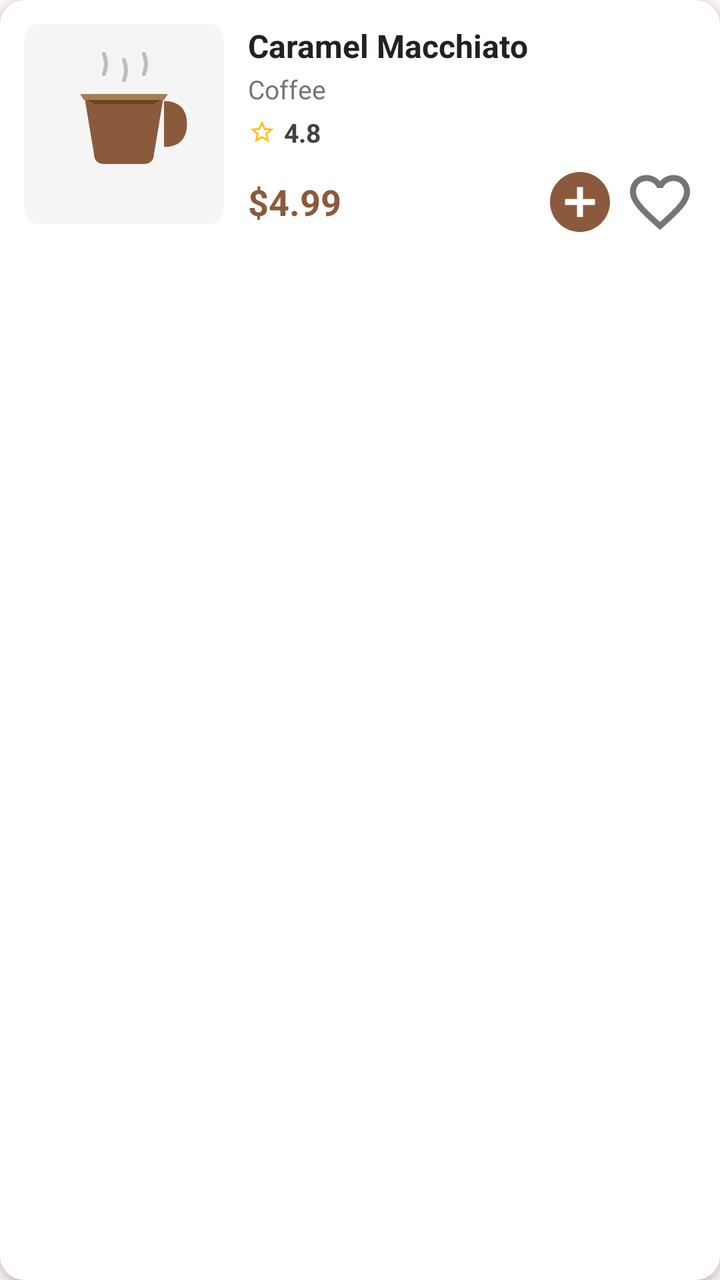
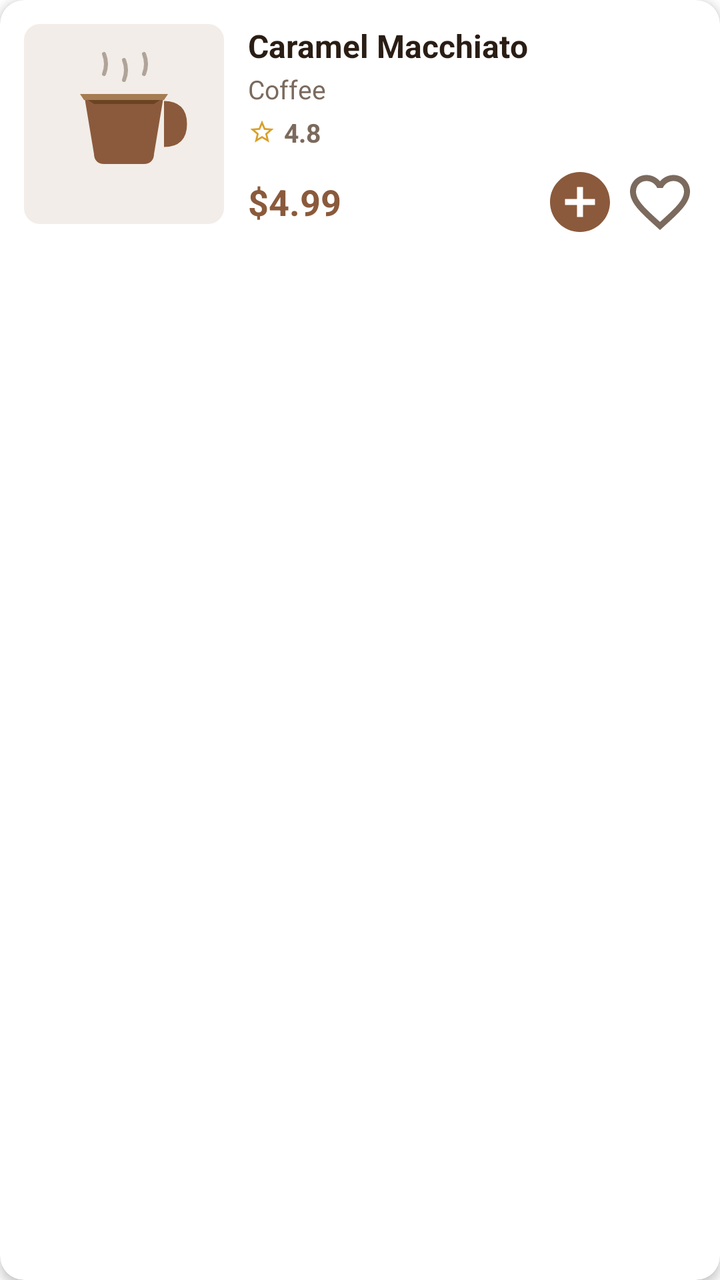

The first picture is an Android layout as it rendered before a commit; the second is the same layout after the commit. The layout source and the unified diff follow.
<!-- AndroidManifest.xml: application theme Theme.LoyaltyApp -->
<!-- res/layout/item_menu.xml -->
<?xml version="1.0" encoding="utf-8"?>
<androidx.cardview.widget.CardView
    xmlns:android="http://schemas.android.com/apk/res/android"
    xmlns:app="http://schemas.android.com/apk/res-auto"
    android:layout_width="match_parent"
    android:layout_height="wrap_content"
    android:layout_marginBottom="12dp"
    app:cardCornerRadius="12dp"
    app:cardElevation="3dp">

    <LinearLayout
        android:layout_width="match_parent"
        android:layout_height="wrap_content"
        android:orientation="horizontal"
        android:padding="12dp">

        
        <androidx.cardview.widget.CardView
            android:layout_width="100dp"
            android:layout_height="100dp"
            app:cardCornerRadius="8dp"
            app:cardElevation="0dp">

            <ImageView
                android:id="@+id/itemImage"
                android:layout_width="match_parent"
                android:layout_height="match_parent"
                android:scaleType="centerCrop"
                android:src="@drawable/placeholder_coffee"
                android:contentDescription="Item Image"/>

            
            <TextView
                android:id="@+id/popularBadge"
                android:layout_width="wrap_content"
                android:layout_height="wrap_content"
                android:layout_gravity="top|end"
                android:layout_margin="6dp"
                android:background="@drawable/popular_badge_bg"
                android:paddingStart="8dp"
                android:paddingEnd="8dp"
                android:paddingTop="4dp"
                android:paddingBottom="4dp"
                android:text="Popular"
                android:textColor="@android:color/white"
                android:textSize="10sp"
                android:textStyle="bold"
                android:visibility="gone"/>
        </androidx.cardview.widget.CardView>

        
        <LinearLayout
            android:layout_width="0dp"
            android:layout_height="wrap_content"
            android:layout_weight="1"
            android:orientation="vertical"
            android:layout_marginStart="12dp"
            android:layout_gravity="center_vertical">

            <TextView
                android:id="@+id/itemName"
                android:layout_width="wrap_content"
                android:layout_height="wrap_content"
                android:text="Caramel Macchiato"
                android:textSize="16sp"
                android:textStyle="bold"
                android:textColor="#212121"
                android:maxLines="2"
                android:ellipsize="end"/>

            <TextView
                android:id="@+id/itemCategory"
                android:layout_width="wrap_content"
                android:layout_height="wrap_content"
                android:text="Coffee"
                android:textSize="13sp"
                android:textColor="#757575"
                android:layout_marginTop="2dp"/>

            
            <LinearLayout
                android:layout_width="wrap_content"
                android:layout_height="wrap_content"
                android:orientation="horizontal"
                android:gravity="center_vertical"
                android:layout_marginTop="4dp">

                <ImageView
                    android:layout_width="14dp"
                    android:layout_height="14dp"
                    android:src="@drawable/ic_star"
                    android:contentDescription="Star"
                    app:tint="#FFC107"/>

                <TextView
                    android:id="@+id/itemRating"
                    android:layout_width="wrap_content"
                    android:layout_height="wrap_content"
                    android:text="4.8"
                    android:textSize="13sp"
                    android:textColor="#424242"
                    android:textStyle="bold"
                    android:layout_marginStart="4dp"/>
            </LinearLayout>

            
            <LinearLayout
                android:layout_width="match_parent"
                android:layout_height="wrap_content"
                android:orientation="horizontal"
                android:gravity="center_vertical"
                android:layout_marginTop="8dp">

                <TextView
                    android:id="@+id/itemPrice"
                    android:layout_width="0dp"
                    android:layout_height="wrap_content"
                    android:layout_weight="1"
                    android:text="$4.99"
                    android:textSize="18sp"
                    android:textStyle="bold"
                    android:textColor="#8B5A3C"/>

                <ImageView
                    android:id="@+id/btnAddToCart"
                    android:layout_width="36dp"
                    android:layout_height="36dp"
                    android:src="@drawable/ic_add_circle"
                    android:contentDescription="Add to cart"
                    app:tint="#8B5A3C"
                    android:clickable="true"
                    android:focusable="true"
                    android:background="?attr/selectableItemBackgroundBorderless"/>

                <ImageView
                    android:id="@+id/btnFavorite"
                    android:layout_width="36dp"
                    android:layout_height="36dp"
                    android:src="@drawable/ic_heart_outline"
                    android:contentDescription="Favorite"
                    app:tint="#757575"
                    android:clickable="true"
                    android:focusable="true"
                    android:background="?attr/selectableItemBackgroundBorderless"
                    android:layout_marginStart="4dp"/>
            </LinearLayout>
        </LinearLayout>
    </LinearLayout>
</androidx.cardview.widget.CardView>
<!-- resources referenced by this layout -->
<resources>
  <!-- drawable ic_add_circle (drawable) -->
  <?xml version="1.0" encoding="utf-8"?>
  <vector xmlns:android="http://schemas.android.com/apk/res/android"
      android:width="24dp"
      android:height="24dp"
      android:viewportWidth="24"
      android:viewportHeight="24">
      <path
          android:fillColor="#000000"
          android:pathData="M12,2C6.48,2 2,6.48 2,12s4.48,10 10,10 10,-4.48 10,-10S17.52,2 12,2zM17,13h-4v4h-2v-4L7,13v-2h4L11,7h2v4h4v2z"/>
  </vector>
  <!-- drawable ic_heart_outline (drawable) -->
  <?xml version="1.0" encoding="utf-8"?>
  <vector xmlns:android="http://schemas.android.com/apk/res/android"
      android:width="24dp"
      android:height="24dp"
      android:viewportWidth="24"
      android:viewportHeight="24">
      <path
          android:fillColor="#000000"
          android:pathData="M16.5,3c-1.74,0 -3.41,0.81 -4.5,2.09C10.91,3.81 9.24,3 7.5,3 4.42,3 2,5.42 2,8.5c0,3.78 3.4,6.86 8.55,11.54L12,21.35l1.45,-1.32C18.6,15.36 22,12.28 22,8.5 22,5.42 19.58,3 16.5,3zM12.1,18.55l-0.1,0.1 -0.1,-0.1C7.14,14.24 4,11.39 4,8.5 4,6.5 5.5,5 7.5,5c1.54,0 3.04,0.99 3.57,2.36h1.87C13.46,5.99 14.96,5 16.5,5c2,0 3.5,1.5 3.5,3.5 0,2.89 -3.14,5.74 -7.9,10.05z"/>
  </vector>
  <!-- drawable ic_star (drawable) -->
  <vector xmlns:android="http://schemas.android.com/apk/res/android" android:height="24dp" android:tint="#000000" android:viewportHeight="24" android:viewportWidth="24" android:width="24dp">
        
      <path android:fillColor="@android:color/white" android:pathData="M22,9.24l-7.19,-0.62L12,2 9.19,8.63 2,9.24l5.46,4.73L5.82,21 12,17.27 18.18,21l-1.63,-7.03L22,9.24zM12,15.4l-3.76,2.27 1,-4.28 -3.32,-2.88 4.38,-0.38L12,6.1l1.71,4.04 4.38,0.38 -3.32,2.88 1,4.28L12,15.4z"/>
      
  </vector>
  <!-- drawable placeholder_coffee (drawable) -->
  <?xml version="1.0" encoding="utf-8"?>
  <vector xmlns:android="http://schemas.android.com/apk/res/android"
      android:width="100dp"
      android:height="100dp"
      android:viewportWidth="100"
      android:viewportHeight="100">
  
      
      <path
          android:fillColor="#F5F5F5"
          android:pathData="M0,0h100v100h-100z"/>
  
      
      <path
          android:fillColor="#8B5A3C"
          android:pathData="M30,35 L35,65 C35,68 37,70 40,70 L60,70 C63,70 65,68 65,65 L70,35 Z"/>
  
      
      <path
          android:fillColor="#A67C52"
          android:pathData="M28,35 L72,35 L70,38 L30,38 Z"/>
  
      
      <path
          android:fillColor="#8B5A3C"
          android:pathData="M70,40 Q80,40 80,50 Q80,60 70,60"
          android:strokeColor="#8B5A3C"
          android:strokeWidth="3" />
  
      
      <path
          android:strokeColor="#BDBDBD"
          android:strokeWidth="2"
          android:strokeLineCap="round"
          android:pathData="M40,25 Q42,20 40,15"
          android:fillColor="@android:color/transparent"/>
  
      
      <path
          android:strokeColor="#BDBDBD"
          android:strokeWidth="2"
          android:strokeLineCap="round"
          android:pathData="M50,28 Q52,23 50,18"
          android:fillColor="@android:color/transparent"/>
  
      
      <path
          android:strokeColor="#BDBDBD"
          android:strokeWidth="2"
          android:strokeLineCap="round"
          android:pathData="M60,25 Q62,20 60,15"
          android:fillColor="@android:color/transparent"/>
  
      
      <path
          android:fillColor="#6B4423"
          android:pathData="M32,38 L35,40 L65,40 L68,38 Z"/>
  </vector>
  <!-- drawable popular_badge_bg (drawable) -->
  <?xml version="1.0" encoding="utf-8"?>
  <shape xmlns:android="http://schemas.android.com/apk/res/android"
      android:shape="rectangle">
      <solid android:color="#F44336"/>
      <corners android:radius="12dp"/>
  </shape>
  <style name="Base.Theme.LoyaltyApp" parent="Theme.Material3.DayNight.NoActionBar">
          
          <item name="colorPrimary">#DEDEDE</item>
          
          <item name="android:statusBarColor">@color/statusBarLight</item>
          
          <item name="android:windowLightStatusBar">true</item>
  
      </style>
  <color name="statusBarLight">#FAFAFA</color>
  <!-- unchanged entries left out for length: 1 -->
</resources>

<!-- the commit's change to res/layout/item_menu.xml (unified diff, before → after) -->
@@ -42,7 +42,7 @@
                 android:paddingTop="4dp"
                 android:paddingBottom="4dp"
                 android:text="Popular"
-                android:textColor="@android:color/white"
+                android:textColor="@color/brand_on_accent"
                 android:textSize="10sp"
                 android:textStyle="bold"
                 android:visibility="gone"/>
@@ -64,7 +64,7 @@
                 android:text="Caramel Macchiato"
                 android:textSize="16sp"
                 android:textStyle="bold"
-                android:textColor="#212121"
+                android:textColor="@color/text_primary"
                 android:maxLines="2"
                 android:ellipsize="end"/>
 
@@ -74,7 +74,7 @@
                 android:layout_height="wrap_content"
                 android:text="Coffee"
                 android:textSize="13sp"
-                android:textColor="#757575"
+                android:textColor="@color/text_secondary"
                 android:layout_marginTop="2dp"/>
 
             
@@ -90,7 +90,7 @@
                     android:layout_height="14dp"
                     android:src="@drawable/ic_star"
                     android:contentDescription="Star"
-                    app:tint="#FFC107"/>
+                    app:tint="@color/brand_gold"/>
 
                 <TextView
                     android:id="@+id/itemRating"
@@ -98,7 +98,7 @@
                     android:layout_height="wrap_content"
                     android:text="4.8"
                     android:textSize="13sp"
-                    android:textColor="#424242"
+                    android:textColor="@color/text_secondary"
                     android:textStyle="bold"
                     android:layout_marginStart="4dp"/>
             </LinearLayout>
@@ -119,7 +119,7 @@
                     android:text="$4.99"
                     android:textSize="18sp"
                     android:textStyle="bold"
-                    android:textColor="#8B5A3C"/>
+                    android:textColor="@color/brand_primary"/>
 
                 <ImageView
                     android:id="@+id/btnAddToCart"
@@ -127,7 +127,7 @@
                     android:layout_height="36dp"
                     android:src="@drawable/ic_add_circle"
                     android:contentDescription="Add to cart"
-                    app:tint="#8B5A3C"
+                    app:tint="@color/brand_primary"
                     android:clickable="true"
                     android:focusable="true"
                     android:background="?attr/selectableItemBackgroundBorderless"/>
@@ -138,7 +138,7 @@
                     android:layout_height="36dp"
                     android:src="@drawable/ic_heart_outline"
                     android:contentDescription="Favorite"
-                    app:tint="#757575"
+                    app:tint="@color/text_secondary"
                     android:clickable="true"
                     android:focusable="true"
                     android:background="?attr/selectableItemBackgroundBorderless"
<!-- resource entries referenced after the edit -->
@@ -1,5 +1,10 @@
 <!-- resources referenced by this layout -->
 <resources>
+  <color name="brand_gold">#D9A02B</color>
+  <color name="brand_on_accent">#FFFFFF</color>
+  <color name="brand_primary">#8B5A3C</color>
+  <color name="text_primary">#2A1D14</color>
+  <color name="text_secondary">#7B6A5D</color>
   <!-- drawable ic_add_circle (drawable) -->
   <?xml version="1.0" encoding="utf-8"?>
   <vector xmlns:android="http://schemas.android.com/apk/res/android"
@@ -8,7 +13,7 @@
       android:viewportWidth="24"
       android:viewportHeight="24">
       <path
-          android:fillColor="#000000"
+          android:fillColor="@color/icon_default"
           android:pathData="M12,2C6.48,2 2,6.48 2,12s4.48,10 10,10 10,-4.48 10,-10S17.52,2 12,2zM17,13h-4v4h-2v-4L7,13v-2h4L11,7h2v4h4v2z"/>
   </vector>
   <!-- drawable ic_heart_outline (drawable) -->
@@ -19,11 +24,11 @@
       android:viewportWidth="24"
       android:viewportHeight="24">
       <path
-          android:fillColor="#000000"
+          android:fillColor="@color/icon_default"
           android:pathData="M16.5,3c-1.74,0 -3.41,0.81 -4.5,2.09C10.91,3.81 9.24,3 7.5,3 4.42,3 2,5.42 2,8.5c0,3.78 3.4,6.86 8.55,11.54L12,21.35l1.45,-1.32C18.6,15.36 22,12.28 22,8.5 22,5.42 19.58,3 16.5,3zM12.1,18.55l-0.1,0.1 -0.1,-0.1C7.14,14.24 4,11.39 4,8.5 4,6.5 5.5,5 7.5,5c1.54,0 3.04,0.99 3.57,2.36h1.87C13.46,5.99 14.96,5 16.5,5c2,0 3.5,1.5 3.5,3.5 0,2.89 -3.14,5.74 -7.9,10.05z"/>
   </vector>
   <!-- drawable ic_star (drawable) -->
-  <vector xmlns:android="http://schemas.android.com/apk/res/android" android:height="24dp" android:tint="#000000" android:viewportHeight="24" android:viewportWidth="24" android:width="24dp">
+  <vector xmlns:android="http://schemas.android.com/apk/res/android" android:height="24dp" android:tint="@color/icon_default" android:viewportHeight="24" android:viewportWidth="24" android:width="24dp">
         
       <path android:fillColor="@android:color/white" android:pathData="M22,9.24l-7.19,-0.62L12,2 9.19,8.63 2,9.24l5.46,4.73L5.82,21 12,17.27 18.18,21l-1.63,-7.03L22,9.24zM12,15.4l-3.76,2.27 1,-4.28 -3.32,-2.88 4.38,-0.38L12,6.1l1.71,4.04 4.38,0.38 -3.32,2.88 1,4.28L12,15.4z"/>
       
@@ -38,29 +43,29 @@
   
       
       <path
-          android:fillColor="#F5F5F5"
+          android:fillColor="@color/surface_muted"
           android:pathData="M0,0h100v100h-100z"/>
   
       
       <path
-          android:fillColor="#8B5A3C"
+          android:fillColor="@color/brand_primary"
           android:pathData="M30,35 L35,65 C35,68 37,70 40,70 L60,70 C63,70 65,68 65,65 L70,35 Z"/>
   
       
       <path
-          android:fillColor="#A67C52"
+          android:fillColor="@color/brand_tertiary"
           android:pathData="M28,35 L72,35 L70,38 L30,38 Z"/>
   
       
       <path
-          android:fillColor="#8B5A3C"
+          android:fillColor="@color/brand_primary"
           android:pathData="M70,40 Q80,40 80,50 Q80,60 70,60"
-          android:strokeColor="#8B5A3C"
+          android:strokeColor="@color/brand_primary"
           android:strokeWidth="3" />
   
       
       <path
-          android:strokeColor="#BDBDBD"
+          android:strokeColor="@color/icon_muted"
           android:strokeWidth="2"
           android:strokeLineCap="round"
           android:pathData="M40,25 Q42,20 40,15"
@@ -68,7 +73,7 @@
   
       
       <path
-          android:strokeColor="#BDBDBD"
+          android:strokeColor="@color/icon_muted"
           android:strokeWidth="2"
           android:strokeLineCap="round"
           android:pathData="M50,28 Q52,23 50,18"
@@ -76,7 +81,7 @@
   
       
       <path
-          android:strokeColor="#BDBDBD"
+          android:strokeColor="@color/icon_muted"
           android:strokeWidth="2"
           android:strokeLineCap="round"
           android:pathData="M60,25 Q62,20 60,15"
@@ -84,26 +89,74 @@
   
       
       <path
-          android:fillColor="#6B4423"
+          android:fillColor="@color/brand_primary_dark"
           android:pathData="M32,38 L35,40 L65,40 L68,38 Z"/>
   </vector>
   <!-- drawable popular_badge_bg (drawable) -->
   <?xml version="1.0" encoding="utf-8"?>
   <shape xmlns:android="http://schemas.android.com/apk/res/android"
       android:shape="rectangle">
-      <solid android:color="#F44336"/>
+      <solid android:color="@color/brand_accent"/>
       <corners android:radius="12dp"/>
   </shape>
+  <color name="icon_default">#2A1D14</color>
+  <color name="surface_muted">#F2EDE8</color>
+  <color name="brand_tertiary">#A67C52</color>
+  <color name="icon_muted">#B0A399</color>
+  <color name="brand_primary_dark">#6B4423</color>
+  <color name="brand_accent">#D97424</color>
   <style name="Base.Theme.LoyaltyApp" parent="Theme.Material3.DayNight.NoActionBar">
+  
           
-          <item name="colorPrimary">#DEDEDE</item>
+          <item name="colorPrimary">@color/brand_primary</item>
+          <item name="colorOnPrimary">@color/brand_on_primary</item>
+          <item name="colorPrimaryContainer">@color/brand_primary_container</item>
+          <item name="colorOnPrimaryContainer">@color/brand_on_primary_container</item>
+          <item name="colorSecondary">@color/brand_accent</item>
+          <item name="colorOnSecondary">@color/brand_on_accent</item>
+          <item name="colorSecondaryContainer">@color/brand_primary_container</item>
+          <item name="colorOnSecondaryContainer">@color/brand_on_primary_container</item>
+          <item name="colorTertiary">@color/brand_tertiary</item>
+          <item name="colorOnTertiary">@color/brand_on_primary</item>
+  
           
-          <item name="android:statusBarColor">@color/statusBarLight</item>
+          <item name="android:colorBackground">@color/surface</item>
+          <item name="colorSurface">@color/surface</item>
+          <item name="colorOnSurface">@color/text_primary</item>
+          <item name="colorSurfaceVariant">@color/surface_container</item>
+          <item name="colorOnSurfaceVariant">@color/text_secondary</item>
+          <item name="colorOutline">@color/outline</item>
+          <item name="colorOutlineVariant">@color/outline</item>
+  
+          
+          <item name="colorError">@color/status_error</item>
+          <item name="colorOnError">@color/on_status</item>
+          <item name="colorErrorContainer">@color/status_error_container</item>
+          <item name="colorOnErrorContainer">@color/status_error_strong</item>
+  
+          
+          <item name="android:textColorPrimary">@color/text_primary</item>
+          <item name="android:textColorSecondary">@color/text_secondary</item>
+          <item name="android:textColorTertiary">@color/text_tertiary</item>
+          <item name="android:textColorHint">@color/text_tertiary</item>
+  
+          
+          <item name="android:statusBarColor">@color/surface</item>
+          <item name="android:navigationBarColor">@color/surface</item>
           
           <item name="android:windowLightStatusBar">true</item>
-  
       </style>
-  <color name="statusBarLight">#FAFAFA</color>
+  <color name="brand_on_primary">#FFFFFF</color>
+  <color name="brand_primary_container">#F3E7DE</color>
+  <color name="brand_on_primary_container">#4A2F1C</color>
+  <color name="surface">#FFFFFF</color>
+  <color name="surface_container">#F7F2ED</color>
+  <color name="outline">#E7DFD8</color>
+  <color name="status_error">#C8443E</color>
+  <color name="on_status">#FFFFFF</color>
+  <color name="status_error_container">#FBE9E7</color>
+  <color name="status_error_strong">#A32B26</color>
+  <color name="text_tertiary">#A99A8E</color>
   <!-- unchanged entries left out for length: 1 -->
 </resources>
 
